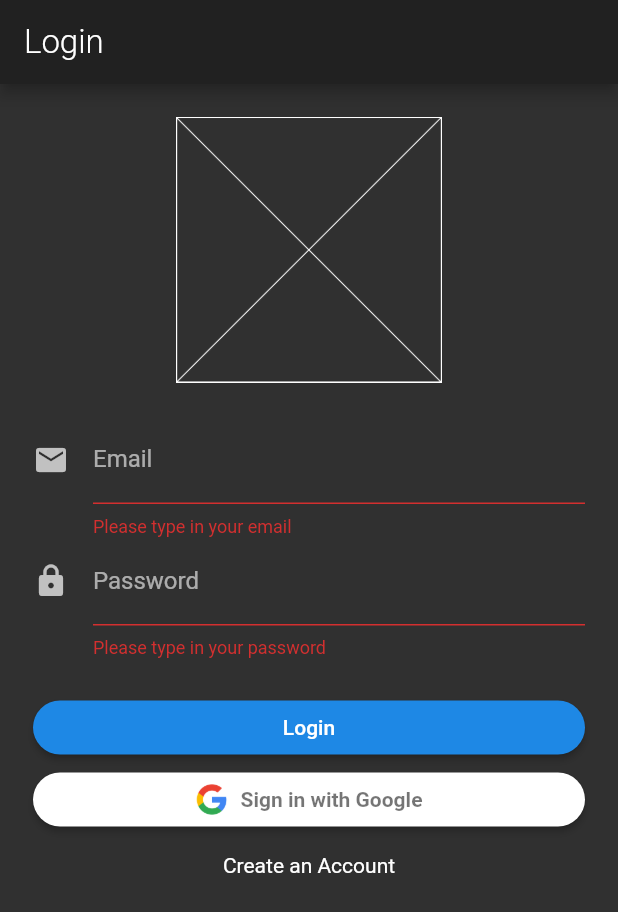
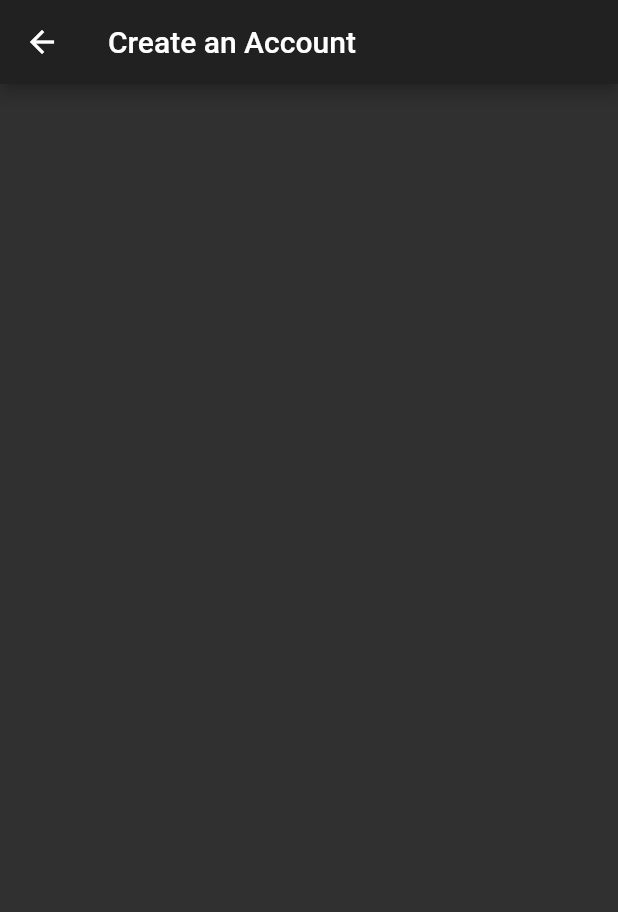
Before and after one commit to Emil1483/find_devs, a Flutter app: the screen it shows after launch, after a tap on "Login", after a tap on "Create an Account", on a phone screen of 412 x 824 dp. Shown: the top 912 px of the screen. Run offline on Flutter 3.47's test engine with Material 2 defaults, Android fonts, the light colour scheme and no system bars; our stand-ins replace firebase_auth; accounts and stored records are empty.

Commit message:
add create account

```diff
--- a/lib/main.dart
+++ b/lib/main.dart
@@ -3,6 +3,7 @@ import 'package:provider/provider.dart';
 
 import './routes/home_route.dart';
 import './routes/auth_route.dart';
+import './routes/create_account.dart';
 import './providers/user.dart';
 
 void main() => runApp(MyApp());
@@ -31,7 +32,8 @@ class MyApp extends StatelessWidget {
           ),
         ),
         routes: {
-          HomeRoute.routeName: (BuildContext context) => HomeRoute(),
+          HomeRoute.routeName: (_) => HomeRoute(),
+          CreateAccountRoute.routeName: (_) => CreateAccountRoute(),
         },
         home: AuthRoute(),
       ),
--- a/lib/routes/auth_route.dart
+++ b/lib/routes/auth_route.dart
@@ -3,6 +3,7 @@ import 'package:provider/provider.dart';
 
 import '../providers/user.dart';
 import './home_route.dart';
+import './create_account.dart';
 
 class AuthRoute extends StatelessWidget {
   static const routeName = "/auth";
@@ -109,6 +110,7 @@ class AuthRoute extends StatelessWidget {
       child: GestureDetector(
         onTap: () {
           Feedback.forLongPress(context);
+          Navigator.pushNamed(context, CreateAccountRoute.routeName);
         },
         child: Container(
           padding: EdgeInsets.symmetric(horizontal: 18.0, vertical: 12.0),
--- /dev/null
+++ b/lib/routes/create_account.dart
@@ -0,0 +1,14 @@
+import 'package:flutter/material.dart';
+
+class CreateAccountRoute extends StatelessWidget {
+  static const String routeName = "/createAcc";
+
+  @override
+  Widget build(BuildContext context) {
+    return Scaffold(
+      appBar: AppBar(
+        title: Text("Create an Account"),
+      ),
+    );
+  }
+}
--- a/lib/routes/home_route.dart
+++ b/lib/routes/home_route.dart
@@ -2,7 +2,6 @@ import 'package:flutter/material.dart';
 import 'package:provider/provider.dart';
 
 import '../providers/user.dart';
-import './auth_route.dart';
 
 class HomeRoute extends StatelessWidget {
   static const String routeName = "/home";
```
